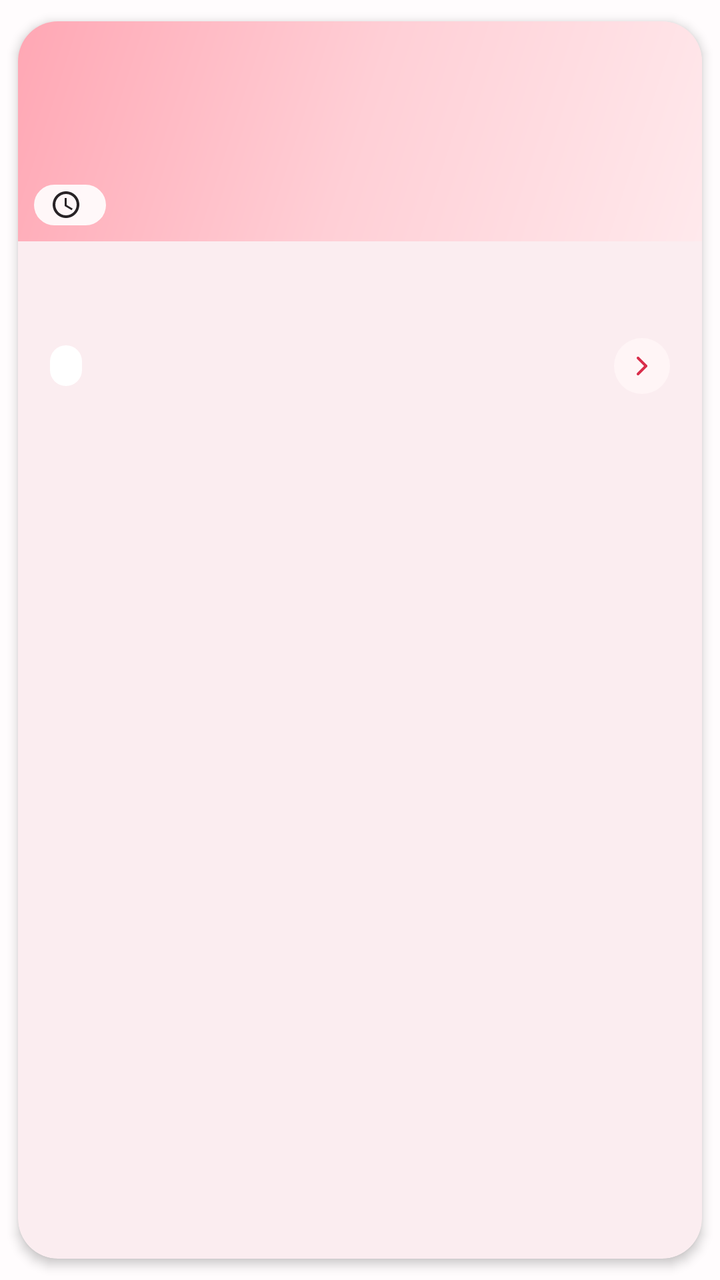
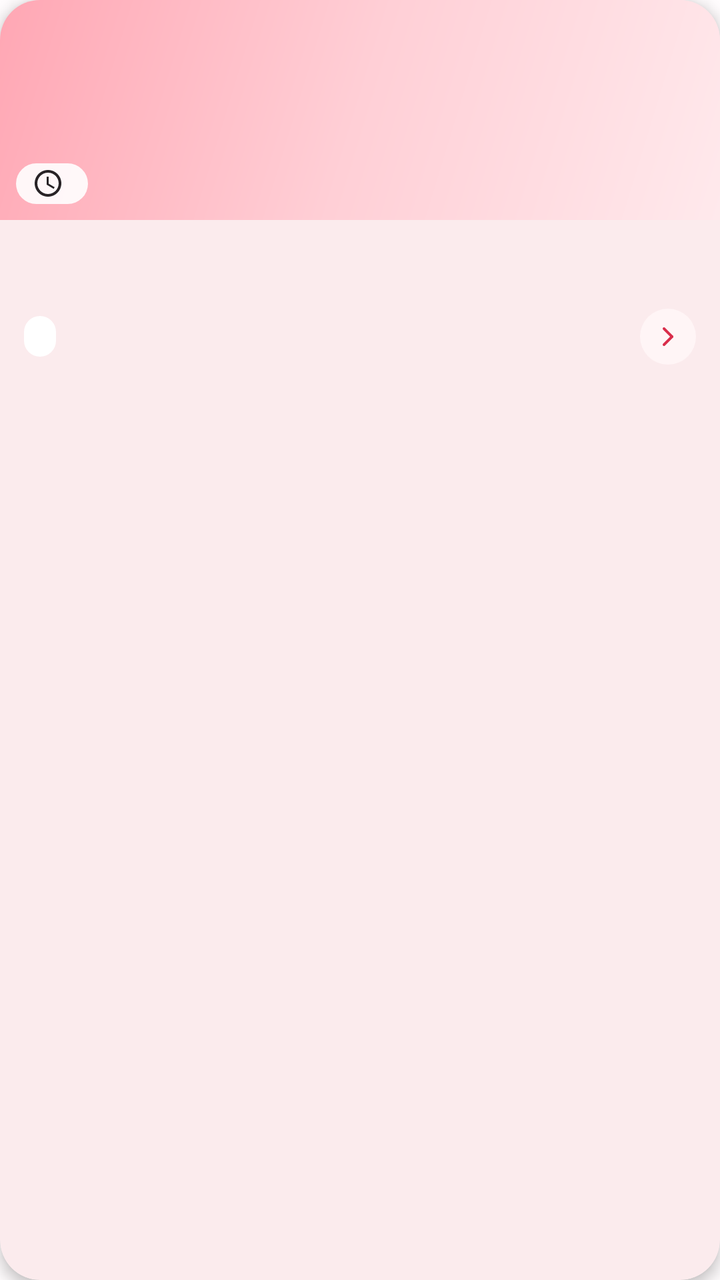

An Android layout rendered at two revisions. The XML below is the earlier revision; the diff shows what the commit changed to produce the second picture.
<!-- AndroidManifest.xml: application theme Theme.Lighture -->
<!-- res/layout/view_home_suggestion_card.xml -->
<?xml version="1.0" encoding="utf-8"?>
<com.google.android.material.card.MaterialCardView xmlns:android="http://schemas.android.com/apk/res/android"
    xmlns:app="http://schemas.android.com/apk/res-auto"
    android:id="@+id/suggestionCard"
    style="@style/Widget.Lighture.Card"
    android:layout_width="@dimen/recipe_card_width"
    android:layout_height="wrap_content"
    android:foreground="?attr/selectableItemBackground"
    app:cardUseCompatPadding="true">

    <LinearLayout
        android:layout_width="match_parent"
        android:layout_height="wrap_content"
        android:orientation="vertical">

        <FrameLayout
            android:id="@+id/suggestionArt"
            android:layout_width="match_parent"
            android:layout_height="@dimen/recipe_art_height"
            android:background="@drawable/bg_recipe_image">

            <ImageView
                android:id="@+id/suggestionIcon"
                android:layout_width="match_parent"
                android:layout_height="match_parent"
                android:contentDescription="@null"
                android:scaleType="centerCrop" />

            <LinearLayout
                android:id="@+id/suggestionTimePill"
                android:layout_width="wrap_content"
                android:layout_height="wrap_content"
                android:layout_gravity="bottom|start"
                android:layout_margin="@dimen/space_2"
                android:background="@drawable/bg_time_chip"
                android:baselineAligned="false"
                android:gravity="center_vertical"
                android:orientation="horizontal"
                android:paddingStart="@dimen/space_2"
                android:paddingTop="@dimen/space_0_5"
                android:paddingEnd="@dimen/space_2"
                android:paddingBottom="@dimen/space_0_5">

                <ImageView
                    android:layout_width="@dimen/size_icon_xs"
                    android:layout_height="@dimen/size_icon_xs"
                    android:contentDescription="@null"
                    android:src="@drawable/ic_clock"
                    app:tint="@color/icon_primary" />

                <TextView
                    android:id="@+id/suggestionTime"
                    style="@style/TextAppearance.Lighture.Caption"
                    android:layout_width="wrap_content"
                    android:layout_height="wrap_content"
                    android:layout_marginStart="@dimen/space_1"
                    android:ellipsize="end"
                    android:maxLines="1"
                    android:textColor="@color/text_primary" />
            </LinearLayout>
        </FrameLayout>

        <LinearLayout
            android:layout_width="match_parent"
            android:layout_height="wrap_content"
            android:orientation="vertical"
            android:padding="@dimen/card_padding_compact">

            <TextView
                android:id="@+id/suggestionTitle"
                style="@style/TextAppearance.Lighture.CardTitle"
                android:layout_width="match_parent"
                android:layout_height="wrap_content"
                android:ellipsize="end"
                android:maxLines="1"
                android:textColor="@color/text_primary" />

            <LinearLayout
                android:layout_width="match_parent"
                android:layout_height="wrap_content"
                android:layout_marginTop="@dimen/space_2"
                android:baselineAligned="false"
                android:gravity="center_vertical"
                android:orientation="horizontal">

                <TextView
                    android:id="@+id/suggestionUses"
                    style="@style/TextAppearance.Lighture.Caption"
                    android:layout_width="wrap_content"
                    android:layout_height="wrap_content"
                    android:background="@drawable/bg_tag_pill"
                    android:ellipsize="end"
                    android:maxLines="1"
                    android:paddingStart="@dimen/space_2"
                    android:paddingTop="@dimen/space_0_5"
                    android:paddingEnd="@dimen/space_2"
                    android:paddingBottom="@dimen/space_0_5" />

                <Space
                    android:layout_width="0dp"
                    android:layout_height="1dp"
                    android:layout_weight="1" />

                <FrameLayout
                    android:id="@+id/suggestionAction"
                    android:layout_width="@dimen/size_icon_lg"
                    android:layout_height="@dimen/size_icon_lg"
                    android:background="@drawable/bg_icon_circle">

                    <ImageView
                        android:layout_width="@dimen/size_icon_xs"
                        android:layout_height="@dimen/size_icon_xs"
                        android:layout_gravity="center"
                        android:contentDescription="@null"
                        android:src="@drawable/ic_chevron_right"
                        app:tint="@color/brand_primary" />
                </FrameLayout>
            </LinearLayout>
        </LinearLayout>

    </LinearLayout>

</com.google.android.material.card.MaterialCardView>
<!-- resources referenced by this layout -->
<resources>
  <color name="icon_primary">#282326</color>
  <color name="text_primary">#1A1A1A</color>
  <dimen name="card_padding_compact">@dimen/space_4</dimen>
  <dimen name="recipe_art_height">110dp</dimen>
  <dimen name="recipe_card_width">240dp</dimen>
  <dimen name="size_icon_lg">28dp</dimen>
  <dimen name="size_icon_xs">16dp</dimen>
  <dimen name="space_0_5">2dp</dimen>
  <dimen name="space_1">4dp</dimen>
  <dimen name="space_2">8dp</dimen>
  <style name="Widget.Lighture.Card" parent="Widget.Material3.CardView.Filled">
          <item name="cardBackgroundColor">@color/card_background</item>
          <item name="cardCornerRadius">@dimen/radius_card</item>
          <item name="cardElevation">@dimen/elevation_card</item>
          <item name="strokeWidth">0dp</item>
      </style>
  <color name="red_600">#D92D4A</color>
  <dimen name="space_4">16dp</dimen>
  <color name="red_100">#FFE9EC</color>
  <color name="red_200">#FFCFD6</color>
  <color name="red_300">#FFA7B4</color>
  <dimen name="radius_pill">1000dp</dimen>
  <dimen name="font_size_xs">12sp</dimen>
  <dimen name="font_size_lg">18sp</dimen>
  <color name="card_background">@color/surface_primary</color>
  <dimen name="elevation_card">3dp</dimen>
  <color name="red_50">#FFF5F6</color>
  <dimen name="radius_xl">20dp</dimen>
  <color name="red_700">#B91C3B</color>
  <color name="red_accent">#FF526B</color>
  <color name="food_dairy">#4D79B8</color>
  <color name="food_dairy_soft">#EFF5FC</color>
  <color name="color_danger">#C62845</color>
  <color name="surface_tertiary">@color/neutral_100</color>
  <color name="text_secondary">#6B7280</color>
  <color name="neutral_0">#FFFFFF</color>
  <color name="background_muted">#FFF7F8</color>
  <color name="surface_secondary">#FFF8F9</color>
  <color name="neutral_200">#EFE8EA</color>
  <color name="border_subtle">#1F3D262D</color>
  <color name="background_app">#FFFCFD</color>
  <style name="Widget.Lighture.BottomNavigationView" parent="Widget.Material3.BottomNavigationView">
          <item name="android:background">@color/bottom_nav_background</item>
          <item name="android:elevation">@dimen/elevation_bottom_nav</item>
          <item name="itemIconTint">@color/bottom_nav_item_selector</item>
          <item name="itemTextColor">@color/bottom_nav_item_selector</item>
          <item name="itemActiveIndicatorStyle">@style/Widget.Lighture.BottomNavigationView.ActiveIndicator</item>
          <item name="labelVisibilityMode">unlabeled</item>
      </style>
  <color name="red_glow">#4DFF526B</color>
  <color name="neutral_100">#F8F4F5</color>
  <dimen name="font_size_md">16sp</dimen>
  <dimen name="size_button_md">48dp</dimen>
  <dimen name="size_button_sm">40dp</dimen>
  <dimen name="elevation_bottom_nav">4dp</dimen>
  <style name="Widget.Lighture.BottomNavigationView.ActiveIndicator" parent="Widget.Material3.BottomNavigationView.ActiveIndicator">
          <item name="android:color">@android:color/transparent</item>
          <item name="android:width">@dimen/bottom_nav_indicator_width</item>
          <item name="android:height">@dimen/bottom_nav_indicator_height</item>
      </style>
  <dimen name="size_top_bar">64dp</dimen>
  <dimen name="elevation_floating">4dp</dimen>
  <dimen name="font_size_sm">14sp</dimen>
  <dimen name="bottom_nav_indicator_width">84dp</dimen>
  <dimen name="bottom_nav_indicator_height">56dp</dimen>
  <dimen name="font_size_3xl">30sp</dimen>
  <dimen name="radius_md">12dp</dimen>
  <color name="text_tertiary">#9CA3AF</color>
  <dimen name="radius_lg">16dp</dimen>
  <!-- unchanged entries left out for length: 49 -->
</resources>

<!-- the commit's change to res/layout/view_home_suggestion_card.xml (unified diff, before → after) -->
@@ -5,8 +5,7 @@
     style="@style/Widget.Lighture.Card"
     android:layout_width="@dimen/recipe_card_width"
     android:layout_height="wrap_content"
-    android:foreground="?attr/selectableItemBackground"
-    app:cardUseCompatPadding="true">
+    android:foreground="?attr/selectableItemBackground">
 
     <LinearLayout
         android:layout_width="match_parent"
<!-- resource entries referenced after the edit -->
@@ -2,7 +2,7 @@
 <resources>
   <color name="icon_primary">#282326</color>
   <color name="text_primary">#1A1A1A</color>
-  <dimen name="card_padding_compact">@dimen/space_4</dimen>
+  <dimen name="card_padding_compact">@dimen/space_3</dimen>
   <dimen name="recipe_art_height">110dp</dimen>
   <dimen name="recipe_card_width">240dp</dimen>
   <dimen name="size_icon_lg">28dp</dimen>
@@ -10,22 +10,21 @@
   <dimen name="space_0_5">2dp</dimen>
   <dimen name="space_1">4dp</dimen>
   <dimen name="space_2">8dp</dimen>
-  <style name="Widget.Lighture.Card" parent="Widget.Material3.CardView.Filled">
-          <item name="cardBackgroundColor">@color/card_background</item>
+  <style name="Widget.Lighture.Card" parent="Widget.Material3.CardView.Elevated">
+          <item name="cardBackgroundColor">@color/neutral_0</item>
           <item name="cardCornerRadius">@dimen/radius_card</item>
           <item name="cardElevation">@dimen/elevation_card</item>
           <item name="strokeWidth">0dp</item>
       </style>
   <color name="red_600">#D92D4A</color>
-  <dimen name="space_4">16dp</dimen>
+  <dimen name="space_3">12dp</dimen>
   <color name="red_100">#FFE9EC</color>
   <color name="red_200">#FFCFD6</color>
   <color name="red_300">#FFA7B4</color>
   <dimen name="radius_pill">1000dp</dimen>
   <dimen name="font_size_xs">12sp</dimen>
   <dimen name="font_size_lg">18sp</dimen>
-  <color name="card_background">@color/surface_primary</color>
-  <dimen name="elevation_card">3dp</dimen>
+  <dimen name="elevation_card">4dp</dimen>
   <color name="red_50">#FFF5F6</color>
   <dimen name="radius_xl">20dp</dimen>
   <color name="red_700">#B91C3B</color>
@@ -33,11 +32,11 @@
   <color name="food_dairy">#4D79B8</color>
   <color name="food_dairy_soft">#EFF5FC</color>
   <color name="color_danger">#C62845</color>
-  <color name="surface_tertiary">@color/neutral_100</color>
+  <color name="surface_tertiary">#F8F4F5</color>
   <color name="text_secondary">#6B7280</color>
   <color name="neutral_0">#FFFFFF</color>
-  <color name="background_muted">#FFF7F8</color>
-  <color name="surface_secondary">#FFF8F9</color>
+  <color name="background_muted">#F3EFF0</color>
+  <color name="surface_secondary">#FDFBFC</color>
   <color name="neutral_200">#EFE8EA</color>
   <color name="border_subtle">#1F3D262D</color>
   <color name="background_app">#FFFCFD</color>
@@ -47,24 +46,31 @@
           <item name="itemIconTint">@color/bottom_nav_item_selector</item>
           <item name="itemTextColor">@color/bottom_nav_item_selector</item>
           <item name="itemActiveIndicatorStyle">@style/Widget.Lighture.BottomNavigationView.ActiveIndicator</item>
-          <item name="labelVisibilityMode">unlabeled</item>
+          <item name="labelVisibilityMode">labeled</item>
+          <item name="itemTextAppearanceInactive">@style/TextAppearance.Lighture.BottomNavLabel</item>
+          <item name="itemTextAppearanceActive">@style/TextAppearance.Lighture.BottomNavLabel</item>
       </style>
   <color name="red_glow">#4DFF526B</color>
-  <color name="neutral_100">#F8F4F5</color>
   <dimen name="font_size_md">16sp</dimen>
   <dimen name="size_button_md">48dp</dimen>
-  <dimen name="size_button_sm">40dp</dimen>
+  <dimen name="size_button_sm">44dp</dimen>
   <dimen name="elevation_bottom_nav">4dp</dimen>
   <style name="Widget.Lighture.BottomNavigationView.ActiveIndicator" parent="Widget.Material3.BottomNavigationView.ActiveIndicator">
-          <item name="android:color">@android:color/transparent</item>
+          <item name="android:color">@color/bottom_nav_indicator</item>
           <item name="android:width">@dimen/bottom_nav_indicator_width</item>
           <item name="android:height">@dimen/bottom_nav_indicator_height</item>
+      </style>
+  <style name="TextAppearance.Lighture.BottomNavLabel" parent="TextAppearance.Material3.LabelMedium">
+          <item name="android:textSize">@dimen/font_size_sm</item>
+          <item name="android:fontFamily">@font/inter_semibold</item>
+          <item name="android:letterSpacing">0.02</item>
       </style>
   <dimen name="size_top_bar">64dp</dimen>
   <dimen name="elevation_floating">4dp</dimen>
   <dimen name="font_size_sm">14sp</dimen>
-  <dimen name="bottom_nav_indicator_width">84dp</dimen>
-  <dimen name="bottom_nav_indicator_height">56dp</dimen>
+  <color name="bottom_nav_indicator">@color/red_100</color>
+  <dimen name="bottom_nav_indicator_width">64dp</dimen>
+  <dimen name="bottom_nav_indicator_height">36dp</dimen>
   <dimen name="font_size_3xl">30sp</dimen>
   <dimen name="radius_md">12dp</dimen>
   <color name="text_tertiary">#9CA3AF</color>
